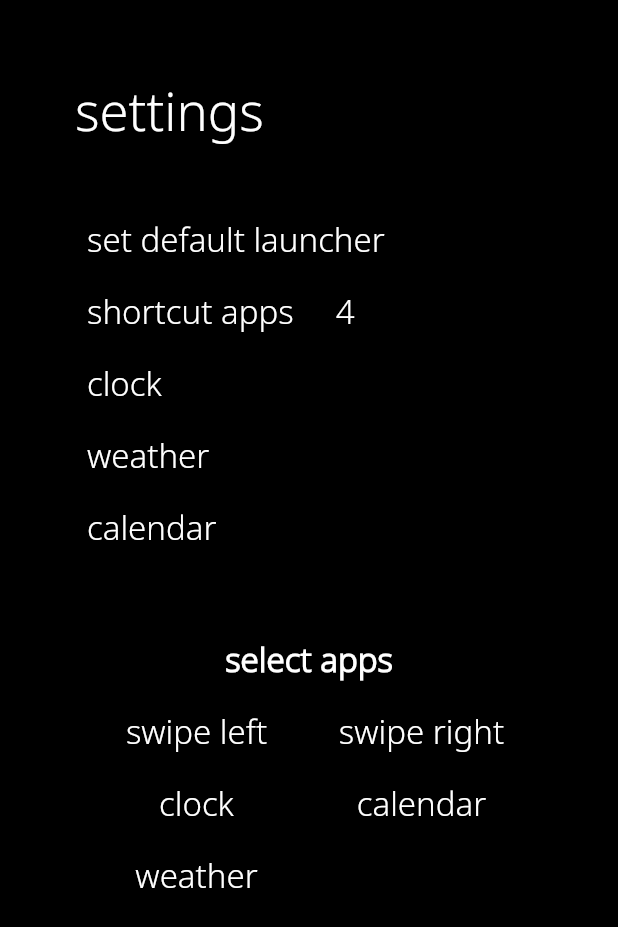
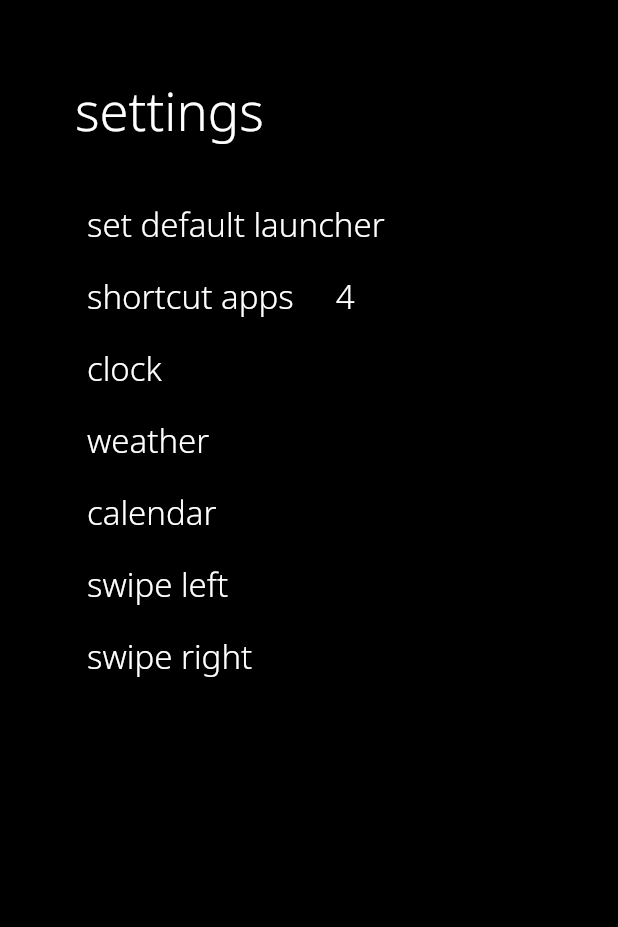
Before and after one commit to lbaumg/mars_launcher, a Flutter app: the Settings screen opened directly, on a phone screen of 412 x 824 dp. Shown: the top 927 px of the screen. Run offline on Flutter 3.47's test engine with Material 2 defaults, Android fonts, the phone set to English and light mode, and no system bars; our stand-ins replace fluttertoast, get_it, location, shared_preferences, weather; missing offline and left inert: android_intent_plus, device_apps, device_calendar; accounts and stored records are empty.

Commit message:
settings reordered

```diff
--- a/lib/pages/settings.dart
+++ b/lib/pages/settings.dart
@@ -1,7 +1,9 @@
 import 'package:flutter/cupertino.dart';
 import 'package:flutter/material.dart';
+import 'package:flutter_mars_launcher/data/app_info.dart';
 import 'package:flutter_mars_launcher/logic/shortcut_logic.dart';
 import 'package:flutter_mars_launcher/logic/theme_logic.dart';
+import 'package:flutter_mars_launcher/pages/fragments/app_search_fragment.dart';
 import 'package:flutter_mars_launcher/services/service_locator.dart';
 
 var switchHeight = 30.0;
@@ -16,6 +18,33 @@ class Settings extends StatefulWidget {
 class _SettingsState extends State<Settings> with WidgetsBindingObserver {
   final appShortcutsManager = getIt<AppShortcutsManager>();
   final themeManager = getIt<ThemeManager>();
+
+  @override
+  void initState() {
+    super.initState();
+    WidgetsBinding.instance?.addObserver(this);
+  }
+
+  @override
+  void didChangeAppLifecycleState(AppLifecycleState state) {
+    if (state == AppLifecycleState.inactive && mounted) {
+      Navigator.of(context).pop();
+    }
+    super.didChangeAppLifecycleState(state);
+  }
+
+  void pushAppSearch(ValueNotifier<AppInfo> specialAppNotifier) {
+    Navigator.push(
+      context,
+      MaterialPageRoute<void>(
+          builder: (_) => Scaffold(
+                  body: SafeArea(
+                      child: AppSearchFragment(
+                appSearchMode: AppSearchMode.chooseSpecialShortcut,
+                specialShortcutApp: specialAppNotifier,
+              )))),
+    );
+  }
 
   @override
   Widget build(BuildContext context) {
@@ -40,7 +69,7 @@ class _SettingsState extends State<Settings> with WidgetsBindingObserver {
                   children: [
                     Text("settings", style: textStyleTitle),
                     SizedBox(
-                      height: 30,
+                      height: 20,
                       width: double.infinity,
                     ),
                     // Text(
@@ -58,6 +87,21 @@ class _SettingsState extends State<Settings> with WidgetsBindingObserver {
                       ),
                     ),
 
+                    // TextButton(
+                    //   onPressed: () {
+                    //     appShortcutsManager.toggleShortcutMode();
+                    //   },
+                    //   child: ValueListenableBuilder<bool>(
+                    //       valueListenable: appShortcutsManager.shortcutMode,
+                    //       builder: (context, mode, child){
+                    //       return Text(
+                    //         mode ? "shortcut mode" : "search mode",
+                    //         style: textStyleItems,
+                    //       );
+                    //     }
+                    //   ),
+                    // ),
+
                     Row(
                       mainAxisAlignment: MainAxisAlignment.start,
                       children: [
@@ -74,134 +118,181 @@ class _SettingsState extends State<Settings> with WidgetsBindingObserver {
                           width: 20,
                         ),
                         ValueListenableBuilder<int>(
-                            valueListenable: appShortcutsManager.numberOfShortcutItemsNotifier,
+                            valueListenable: appShortcutsManager
+                                .numberOfShortcutItemsNotifier,
                             builder: (context, numOfShortcutItems, child) {
-                              return Text(numOfShortcutItems.toString(), style: textStyleItems);
+                              return Text(numOfShortcutItems.toString(),
+                                  style: textStyleItems);
                             }),
                       ],
                     ),
+
                     TextButton(
                       onPressed: () {
                         appShortcutsManager.toggleEnable("isSwitchedClock");
                       },
+                      onLongPress: () {
+                        pushAppSearch(
+                            appShortcutsManager.clockAppNotifier);
+                      },
                       child: ValueListenableBuilder<bool>(
-                          valueListenable: appShortcutsManager.clockEnabledNotifier,
+                          valueListenable:
+                              appShortcutsManager.clockEnabledNotifier,
                           builder: (context, clockEnabled, child) {
                             return Text(
                               clockEnabled ? "clock" : "hide clock",
                               style: textStyleItems,
                             );
-                        }
-                      ),
+                          }),
                     ),
                     TextButton(
                       onPressed: () {
                         appShortcutsManager.toggleEnable("isSwitchedWeather");
                       },
+                      onLongPress: () {
+                        pushAppSearch(
+                            appShortcutsManager.weatherAppNotifier);
+                      },
                       child: ValueListenableBuilder<bool>(
-                          valueListenable: appShortcutsManager.weatherEnabledNotifier,
+                          valueListenable:
+                              appShortcutsManager.weatherEnabledNotifier,
                           builder: (context, clockEnabled, child) {
                             return Text(
                               clockEnabled ? "weather" : "hide weather",
                               style: textStyleItems,
                             );
-                          }
-                      ),
+                          }),
                     ),
                     TextButton(
                       onPressed: () {
                         appShortcutsManager.toggleEnable("isSwitchedCalendar");
                       },
+                      onLongPress: () {
+                        pushAppSearch(
+                            appShortcutsManager.calendarAppNotifier);
+                      },
                       child: ValueListenableBuilder<bool>(
-                          valueListenable: appShortcutsManager.calendarEnabledNotifier,
+                          valueListenable:
+                              appShortcutsManager.calendarEnabledNotifier,
                           builder: (context, clockEnabled, child) {
                             return Text(
                               clockEnabled ? "calendar" : "hide calendar",
                               style: textStyleItems,
                             );
-                          }
+                          }),
                     ),
-                    ),
-
-
-                  ],
-                ),
-              ),
-
-
-              SizedBox(height: 40),
-              TextButton(
-                onPressed: ()  {},
-                child: Text(
-                  "select apps",
-                  style: textStyleSubTitle,
-                ),
-              ),
-                    // SizedBox(height: 0, width: double.infinity),
-                    Table(
-                      // border: TableBorder.all(color: Colors.white),
-                      defaultColumnWidth: FixedColumnWidth(150),
-                      children: <TableRow>[
-                        TableRow(children: <Widget>[
                     TextButton(
                         onPressed: () {},
+                        onLongPress: () {
+                          pushAppSearch(
+                              appShortcutsManager.swipeLeftAppNotifier);
+                        },
                         child: Text(
                           "swipe left",
                           style: textStyleItems,
                         )),
                     TextButton(
                         onPressed: () {},
+                        onLongPress: () {
+                          pushAppSearch(
+                              appShortcutsManager.swipeRightAppNotifier);
+                        },
                         child: Text(
                           "swipe right",
                           style: textStyleItems,
                         )),
-                        ]),
-                        TableRow(children: <Widget>[
-                          ValueListenableBuilder<bool>(
-                              valueListenable:
-                                  appShortcutsManager.clockEnabledNotifier,
-                              builder: (context, isSwitched, child) {
-                                return isSwitched
-                                    ? TextButton(
-                                        onPressed: () {},
-                                        child: Text(
-                                          "clock",
-                                          style: textStyleItems,
-                                        ))
-                                    : Container();
-                              }),
-                          ValueListenableBuilder<bool>(
-                              valueListenable:
-                                  appShortcutsManager.calendarEnabledNotifier,
-                              builder: (context, isSwitched, child) {
-                                return isSwitched
-                                    ? TextButton(
-                                        onPressed: () {},
-                                        child: Text(
-                                          "calendar",
-                                          style: textStyleItems,
-                                        ))
-                                    : Container();
-                              }),
-                        ]),
-                        TableRow(children: <Widget>[
-                          ValueListenableBuilder<bool>(
-                              valueListenable:
-                                  appShortcutsManager.weatherEnabledNotifier,
-                              builder: (context, isSwitched, child) {
-                                return isSwitched
-                                    ? TextButton(
-                                        onPressed: () {},
-                                        child: Text(
-                                          "weather",
-                                          style: textStyleItems,
-                                        ))
-                                    : Container();
-                              }),
-                          Container()
-                        ])
                   ],
-                    )
+                ),
+              ),
+
+              // SizedBox(height: 20),
+              // TextButton(
+              //   onPressed: () {},
+              //   child: Text(
+              //     "select apps",
+              //     style: textStyleSubTitle,
+              //   ),
+              // ),
+              // SizedBox(height: 0, width: double.infinity),
+              // Table(
+              //   // border: TableBorder.all(color: Colors.white),
+              //   defaultColumnWidth: FixedColumnWidth(150),
+              //   children: <TableRow>[
+              //     TableRow(children: <Widget>[
+              //       TextButton(
+              //           onPressed: () {
+              //             pushAppSearch(
+              //                 appShortcutsManager.swipeLeftAppNotifier);
+              //           },
+              //           child: Text(
+              //             "swipe left",
+              //             style: textStyleItems,
+              //           )),
+              //       TextButton(
+              //           onPressed: () {
+              //             pushAppSearch(
+              //                 appShortcutsManager.swipeRightAppNotifier);
+              //           },
+              //           child: Text(
+              //             "swipe right",
+              //             style: textStyleItems,
+              //           )),
+              //     ]),
+              //     TableRow(children: <Widget>[
+              //       ValueListenableBuilder<bool>(
+              //           valueListenable:
+              //               appShortcutsManager.clockEnabledNotifier,
+              //           builder: (context, isSwitched, child) {
+              //             return isSwitched
+              //                 ? TextButton(
+              //                     onPressed: () {
+              //                       pushAppSearch(
+              //                           appShortcutsManager.clockAppNotifier);
+              //                     },
+              //                     child: Text(
+              //                       "clock",
+              //                       style: textStyleItems,
+              //                     ))
+              //                 : Container();
+              //           }),
+              //       ValueListenableBuilder<bool>(
+              //           valueListenable:
+              //               appShortcutsManager.calendarEnabledNotifier,
+              //           builder: (context, isSwitched, child) {
+              //             return isSwitched
+              //                 ? TextButton(
+              //                     onPressed: () {
+              //                       pushAppSearch(appShortcutsManager
+              //                           .calendarAppNotifier);
+              //                     },
+              //                     child: Text(
+              //                       "calendar",
+              //                       style: textStyleItems,
+              //                     ))
+              //                 : Container();
+              //           }),
+              //     ]),
+              //     TableRow(children: <Widget>[
+              //       ValueListenableBuilder<bool>(
+              //           valueListenable:
+              //               appShortcutsManager.weatherEnabledNotifier,
+              //           builder: (context, isSwitched, child) {
+              //             return isSwitched
+              //                 ? TextButton(
+              //                     onPressed: () {
+              //                       pushAppSearch(
+              //                           appShortcutsManager.weatherAppNotifier);
+              //                     },
+              //                     child: Text(
+              //                       "weather",
+              //                       style: textStyleItems,
+              //                     ))
+              //                 : Container();
+              //           }),
+              //       Container()
+              //     ])
+              //   ],
+              // )
             ],
           ),
         ),
@@ -287,7 +378,6 @@ class IncDecButton extends StatelessWidget {
   }
 }
 
-
 /*GestureDetector(
                       onDoubleTap: () {},
                       child: Table(
```
Lines whose indentation alone changed are shown as unchanged.
